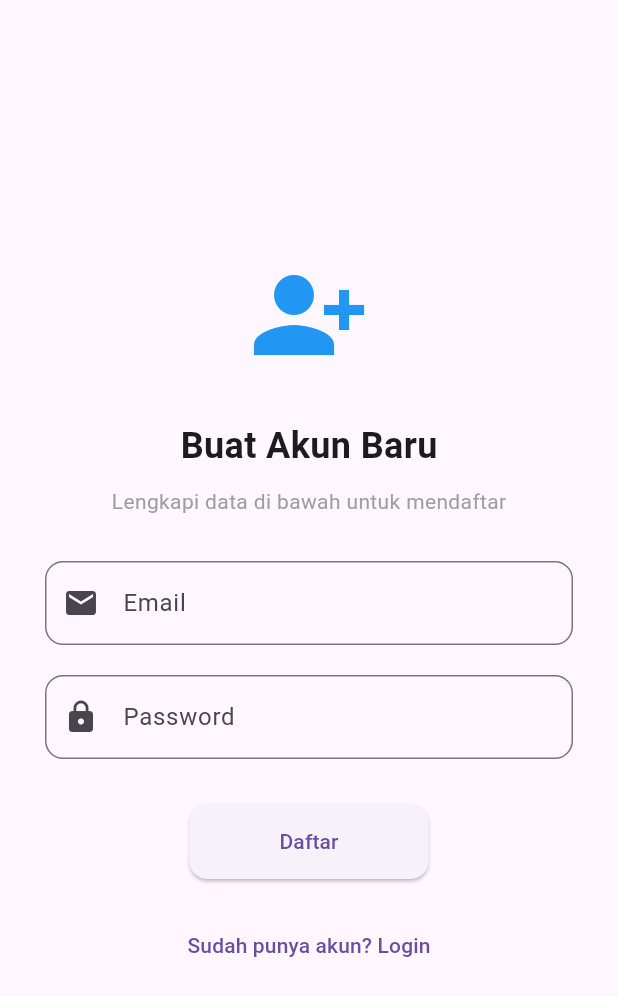
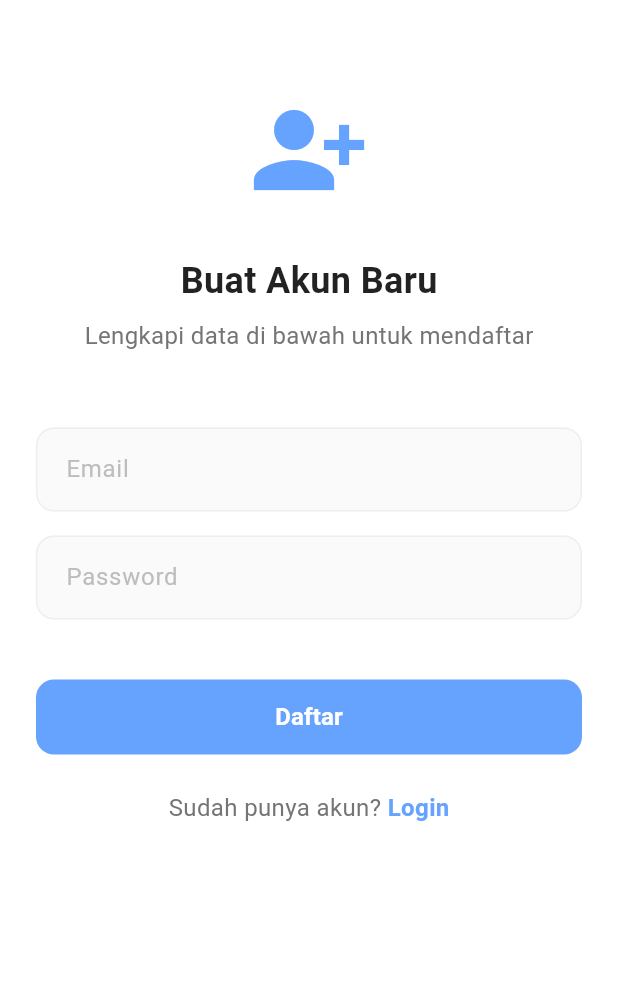
Before and after one commit to georgewin18/ProjectMobile-app, a Flutter app: the RegisterPage screen opened by its route, on a phone screen of 412 x 824 dp. Shown: the top 996 px of the screen. Run offline on Flutter 3.47's test engine with Material 3 defaults, Android fonts, the phone set to English and light mode, and no system bars; our stand-ins replace app_links, flutter_dotenv, supabase_flutter; accounts and stored records are empty.

Commit message:
Give some style to the register page

```diff
--- a/lib/pages/register_page.dart
+++ b/lib/pages/register_page.dart
@@ -41,29 +41,65 @@ class _RegisterPageState extends State<RegisterPage> {
   @override
    Widget build(BuildContext context) {
     return Scaffold(
-      body: Center(
+      backgroundColor: Colors.white,
+      body: SafeArea(
         child: SingleChildScrollView(
-          padding: const EdgeInsets.symmetric(horizontal: 30, vertical: 50),
+          padding: const EdgeInsets.symmetric(horizontal: 24, vertical: 20),
           child: Form(
             key: _formKey,
             child: Column(
+              mainAxisAlignment: MainAxisAlignment.center,
               children: [
-                Icon(Icons.person_add_alt_1, size: 80, color: Colors.blue),
+                SizedBox(height: 40),
+
+                // Person Add Icon
+                Icon(
+                  Icons.person_add_alt_1,
+                  size: 80,
+                  color: Color(0xFF66A3FE)
+                ),
                 SizedBox(height: 30),
+
+                // Title Text
                 Text(
                   'Buat Akun Baru',
-                  style: TextStyle(fontSize: 24, fontWeight: FontWeight.bold),
+                  style: TextStyle(
+                    fontSize: 24,
+                    fontWeight: FontWeight.bold,
+                    color: Colors.black87,
                   ),
-                SizedBox(height: 10),
-                Text('Lengkapi data di bawah untuk mendaftar',
-                    style: TextStyle(color: Colors.grey)),
-                SizedBox(height: 30),
+                ),
+                SizedBox(height: 8),
+                Text(
+                  'Lengkapi data di bawah untuk mendaftar',
+                  style: TextStyle(
+                    color: Colors.grey[600],
+                    fontSize: 16,
+                  )
+                ),
+                SizedBox(height: 50),
+
+                // Email Field
                 TextFormField(
                   controller: emailController,
                   decoration: InputDecoration(
-                    labelText: 'Email',
-                    border: OutlineInputBorder(borderRadius: BorderRadius.circular(12)),
-                    prefixIcon: Icon(Icons.email),
+                    hintText: 'Email',
+                    hintStyle: TextStyle(color: Colors.grey[400]),
+                    filled: true,
+                    fillColor: Colors.grey[50],
+                    border: OutlineInputBorder(
+                      borderRadius: BorderRadius.circular(12),
+                      borderSide: BorderSide(color: Colors.grey[200]!),
+                    ),
+                    enabledBorder: OutlineInputBorder(
+                      borderRadius: BorderRadius.circular(12),
+                      borderSide: BorderSide(color: Colors.grey[200]!),
+                    ),
+                    focusedBorder: OutlineInputBorder(
+                      borderRadius: BorderRadius.circular(12),
+                      borderSide: BorderSide(color: Color(0xFF66A3FE), width: 2),
+                    ),
+                    contentPadding: EdgeInsets.symmetric(horizontal: 16, vertical: 16),
                   ),
                   validator: (value) {
                     if (value == null || !value.contains('@')) {
@@ -72,14 +108,30 @@ class _RegisterPageState extends State<RegisterPage> {
                     return null;
                   },
                 ),
-                SizedBox(height: 20),
+                SizedBox(height: 16),
+
+                // Password Field
                 TextFormField(
                   controller: passwordController,
                   obscureText: true,
                   decoration: InputDecoration(
-                    labelText: 'Password',
-                    border: OutlineInputBorder(borderRadius: BorderRadius.circular(12)),
-                    prefixIcon: Icon(Icons.lock),
+                    hintText: 'Password',
+                    hintStyle: TextStyle(color: Colors.grey[400]),
+                    filled: true,
+                    fillColor: Colors.grey[50],
+                    border: OutlineInputBorder(
+                      borderRadius: BorderRadius.circular(12),
+                      borderSide: BorderSide(color: Colors.grey[200]!),
+                    ),
+                    enabledBorder: OutlineInputBorder(
+                      borderRadius: BorderRadius.circular(12),
+                      borderSide: BorderSide(color: Colors.grey[200]!),
+                    ),
+                    focusedBorder: OutlineInputBorder(
+                      borderRadius: BorderRadius.circular(12),
+                      borderSide: BorderSide(color: Color(0xFF66A3FE), width: 2),
+                    ),
+                    contentPadding: EdgeInsets.symmetric(horizontal: 16, vertical: 16),
                   ),
                   validator: (value) {
                     if (value == null || value.length < 6) {
@@ -88,25 +140,60 @@ class _RegisterPageState extends State<RegisterPage> {
                     return null;
                   },
                 ),
-                SizedBox(height: 30),
-                isLoading
-                    ? CircularProgressIndicator()
+                SizedBox(height: 40),
+
+                // Register Button
+                SizedBox(
+                  width: double.infinity,
+                  height: 50,
+                  child: isLoading
+                      ? Center(child: CircularProgressIndicator(color: Color(0xFF66A3FE)))
                       : ElevatedButton(
                           onPressed: _register,
                           style: ElevatedButton.styleFrom(
-                    padding: EdgeInsets.symmetric(horizontal: 60, vertical: 15),
+                            backgroundColor: Color(0xFF66A3FE),
+                            foregroundColor: Colors.white,
+                            elevation: 0,
                             shape: RoundedRectangleBorder(
                               borderRadius: BorderRadius.circular(12),
                             ),
                           ),
-                  child: Text('Daftar'),
+                          child: Text(
+                            'Daftar',
+                            style: TextStyle(
+                              fontSize: 16,
+                              fontWeight: FontWeight.w600,
                             ),
-                SizedBox(height: 20),
-                TextButton(
-                  onPressed: () {
+                          ),
+                        ),
+                ),
+                SizedBox(height: 24),
+
+                // Login Link
+                Row(
+                  mainAxisAlignment: MainAxisAlignment.center,
+                  children: [
+                    Text(
+                      'Sudah punya akun? ',
+                      style: TextStyle(
+                        color: Colors.grey[600],
+                        fontSize: 16,
+                      ),
+                    ),
+                    GestureDetector(
+                      onTap: () {
                         Navigator.pop(context);
                       },
-                  child: Text('Sudah punya akun? Login'),
+                      child: Text(
+                        'Login',
+                        style: TextStyle(
+                          color: Color(0xFF66A3FE),
+                          fontSize: 16,
+                          fontWeight: FontWeight.w600,
+                        ),
+                      ),
+                    ),
+                  ],
                 ),
               ],
             ),
```
Lines whose indentation alone changed are shown as unchanged.
